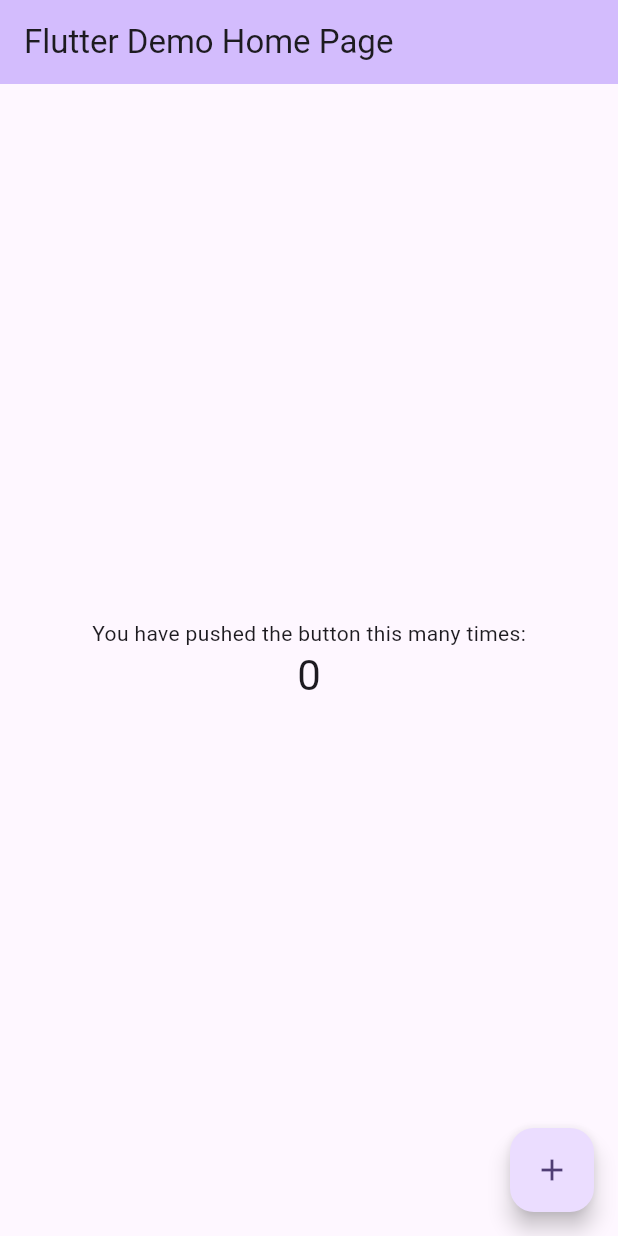
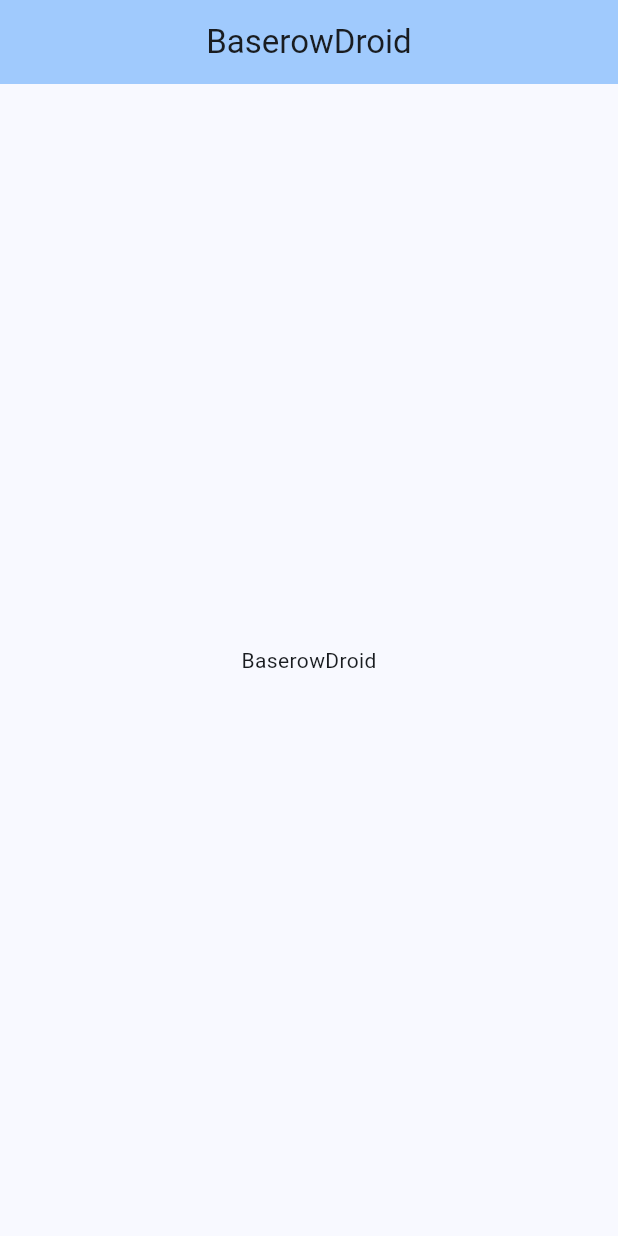
Before and after one commit to Aadityajoshi151/baserowdroid, a Flutter app: the screen it shows after launch, on a phone screen of 412 x 824 dp. Run offline on Flutter 3.47's test engine with Material 3 defaults, Android fonts, the phone set to English and light mode, and no system bars.

Commit message:
chore: creates homepage screen

```diff
--- a/lib/main.dart
+++ b/lib/main.dart
@@ -1,3 +1,4 @@
+import 'package:baserowdroid/screens/HomePage.dart';
 import 'package:flutter/material.dart';
 
 void main() {
@@ -7,119 +8,17 @@
 class MyApp extends StatelessWidget {
   const MyApp({super.key});
 
-  // This widget is the root of your application.
   @override
   Widget build(BuildContext context) {
     return MaterialApp(
-      title: 'Flutter Demo',
+      title: 'BaserowDroid',
       theme: ThemeData(
-        // This is the theme of your application.
-        //
-        // TRY THIS: Try running your application with "flutter run". You'll see
-        // the application has a purple toolbar. Then, without quitting the app,
-        // try changing the seedColor in the colorScheme below to Colors.green
-        // and then invoke "hot reload" (save your changes or press the "hot
-        // reload" button in a Flutter-supported IDE, or press "r" if you used
-        // the command line to start the app).
-        //
-        // Notice that the counter didn't reset back to zero; the application
-        // state is not lost during the reload. To reset the state, use hot
-        // restart instead.
-        //
-        // This works for code too, not just values: Most code changes can be
-        // tested with just a hot reload.
-        colorScheme: ColorScheme.fromSeed(seedColor: Colors.deepPurple),
+        colorScheme: ColorScheme.fromSeed(seedColor: Colors.blue),
         useMaterial3: true,
       ),
-      home: const MyHomePage(title: 'Flutter Demo Home Page'),
+      home: const HomePage(
+        title: 'BaserowDroid',
+      ),
     );
   }
 }
-
-class MyHomePage extends StatefulWidget {
-  const MyHomePage({super.key, required this.title});
-
-  // This widget is the home page of your application. It is stateful, meaning
-  // that it has a State object (defined below) that contains fields that affect
-  // how it looks.
-
-  // This class is the configuration for the state. It holds the values (in this
-  // case the title) provided by the parent (in this case the App widget) and
-  // used by the build method of the State. Fields in a Widget subclass are
-  // always marked "final".
-
-  final String title;
-
-  @override
-  State<MyHomePage> createState() => _MyHomePageState();
-}
-
-class _MyHomePageState extends State<MyHomePage> {
-  int _counter = 0;
-
-  void _incrementCounter() {
-    setState(() {
-      // This call to setState tells the Flutter framework that something has
-      // changed in this State, which causes it to rerun the build method below
-      // so that the display can reflect the updated values. If we changed
-      // _counter without calling setState(), then the build method would not be
-      // called again, and so nothing would appear to happen.
-      _counter++;
-    });
-  }
-
-  @override
-  Widget build(BuildContext context) {
-    // This method is rerun every time setState is called, for instance as done
-    // by the _incrementCounter method above.
-    //
-    // The Flutter framework has been optimized to make rerunning build methods
-    // fast, so that you can just rebuild anything that needs updating rather
-    // than having to individually change instances of widgets.
-    return Scaffold(
-      appBar: AppBar(
-        // TRY THIS: Try changing the color here to a specific color (to
-        // Colors.amber, perhaps?) and trigger a hot reload to see the AppBar
-        // change color while the other colors stay the same.
-        backgroundColor: Theme.of(context).colorScheme.inversePrimary,
-        // Here we take the value from the MyHomePage object that was created by
-        // the App.build method, and use it to set our appbar title.
-        title: Text(widget.title),
-      ),
-      body: Center(
-        // Center is a layout widget. It takes a single child and positions it
-        // in the middle of the parent.
-        child: Column(
-          // Column is also a layout widget. It takes a list of children and
-          // arranges them vertically. By default, it sizes itself to fit its
-          // children horizontally, and tries to be as tall as its parent.
-          //
-          // Column has various properties to control how it sizes itself and
-          // how it positions its children. Here we use mainAxisAlignment to
-          // center the children vertically; the main axis here is the vertical
-          // axis because Columns are vertical (the cross axis would be
-          // horizontal).
-          //
-          // TRY THIS: Invoke "debug painting" (choose the "Toggle Debug Paint"
-          // action in the IDE, or press "p" in the console), to see the
-          // wireframe for each widget.
-          mainAxisAlignment: MainAxisAlignment.center,
-          children: <Widget>[
-            const Text(
-              'You have pushed the button this many times:',
-            ),
-            Text(
-              '$_counter',
-              style: Theme.of(context).textTheme.headlineMedium,
-            ),
-          ],
-        ),
-      ),
-      floatingActionButton: FloatingActionButton(
-        onPressed: _incrementCounter,
-        tooltip: 'Increment',
-        child: const Icon(Icons.add),
-      ), // This trailing comma makes auto-formatting nicer for build methods.
-    );
-  }
-}
--- /dev/null
+++ b/lib/screens/HomePage.dart
@@ -0,0 +1,24 @@
+import 'package:flutter/material.dart';
+
+class HomePage extends StatefulWidget {
+  const HomePage({super.key, required this.title});
+  final String title; //Name of the application
+
+  @override
+  State<HomePage> createState() => _HomePageState();
+}
+
+class _HomePageState extends State<HomePage> {
+  @override
+  Widget build(BuildContext context) {
+    return Scaffold(
+      appBar: AppBar(
+        title: Center(child: Text(widget.title)),
+        backgroundColor: Theme.of(context).colorScheme.inversePrimary,
+      ),
+      body: Center(
+        child: Text(widget.title),
+      ),
+    );
+  }
+}
```
